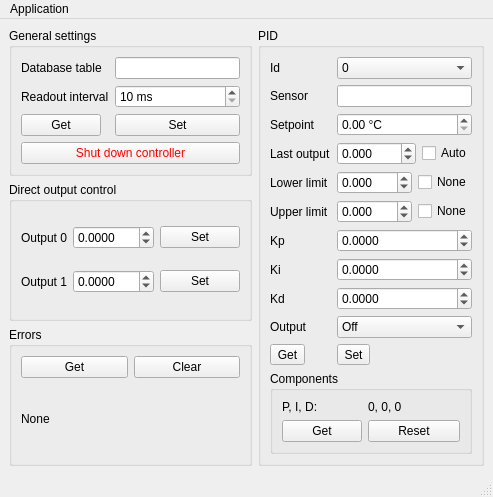
The window that ControlPanel.ui (BenediktBurger/temperature-controller) describes before a commit, drawn with Qt 5.
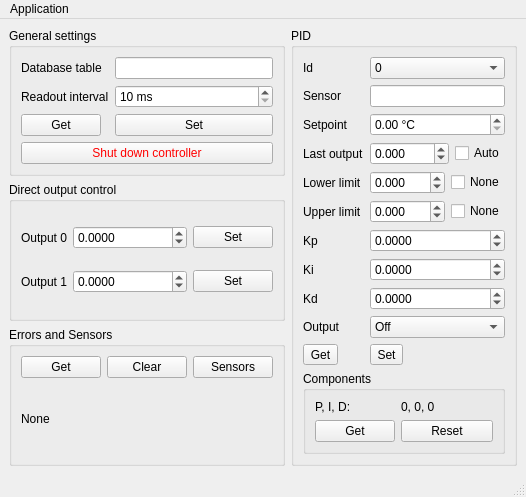
The same window after the commit.

Commit message: ControlPanel reads sensor values.

What changed in the file:
```diff
--- a/ControlPanel.ui
+++ b/ControlPanel.ui
@@ -206,7 +206,7 @@
     <item row="2" column="0">
      <widget class="QGroupBox" name="gbErrors">
       <property name="title">
-       <string>Errors</string>
+       <string>Errors and Sensors</string>
       </property>
       <layout class="QGridLayout" name="gridLayout_2">
        <item row="0" column="0">
@@ -229,10 +229,20 @@
          </property>
         </widget>
        </item>
-       <item row="1" column="0" colspan="2">
-        <widget class="QLabel" name="lbErrors">
+       <item row="0" column="2">
+        <widget class="QPushButton" name="pbSensors">
          <property name="toolTip">
-          <string>Errors.</string>
+          <string>Get the latest sensor and output values.</string>
+         </property>
+         <property name="text">
+          <string>Sensors</string>
+         </property>
+        </widget>
+       </item>
+       <item row="1" column="0" colspan="3">
+        <widget class="QLabel" name="lbReadout">
+         <property name="toolTip">
+          <string>Errors or sensor values.</string>
          </property>
          <property name="text">
           <string>None</string>
```
Left out of the diff: 2 changed lines with no effect on the pictures. The commit also changes 1 other file.
